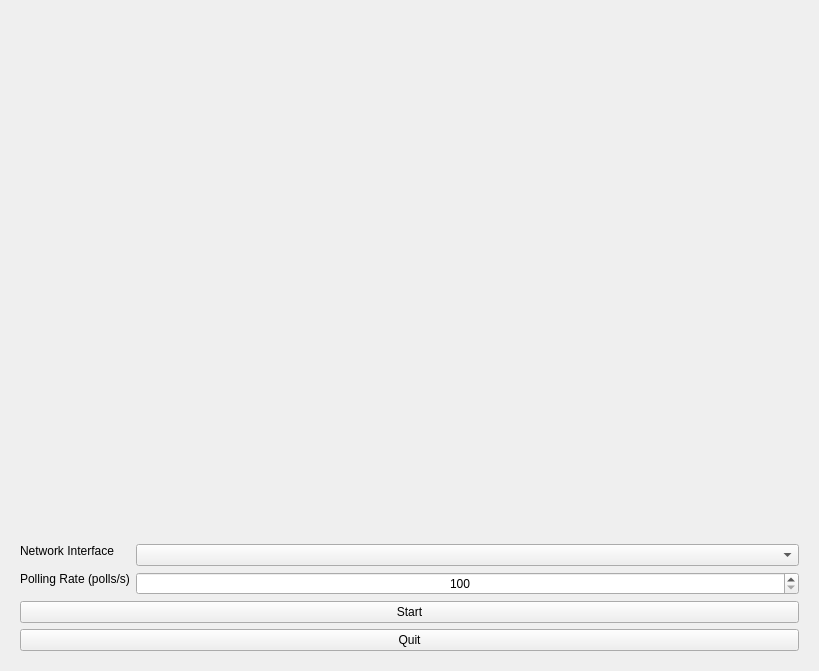
Above: ui/networktransceivermaster.ui from RichardTry/mobile-game-controller-emulator before the change. Below: the same form after it.
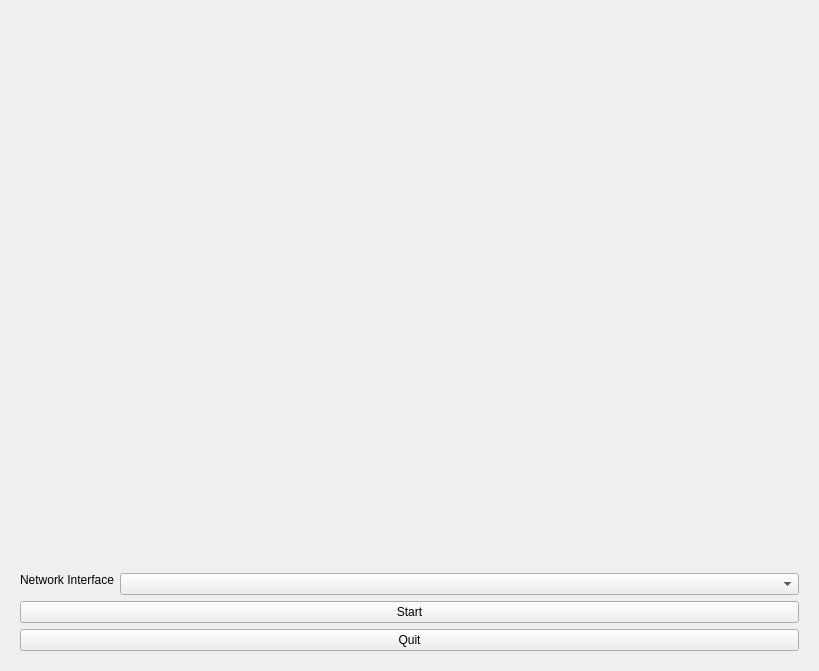
That is the form after the change. Icons and pictures are not drawn.

Commit message: Remove xml module, remove poll rate from networktransceivermaster ui

The edit to the form file:
```diff
--- a/ui/networktransceivermaster.ui
+++ b/ui/networktransceivermaster.ui
@@ -58,35 +58,6 @@
          <item row="0" column="1">
           <widget class="QComboBox" name="networkInterfaceComboBox"/>
          </item>
-         <item row="1" column="0">
-          <widget class="QLabel" name="label">
-           <property name="sizePolicy">
-            <sizepolicy hsizetype="MinimumExpanding" vsizetype="Fixed">
-             <horstretch>0</horstretch>
-             <verstretch>0</verstretch>
-            </sizepolicy>
-           </property>
-           <property name="text">
-            <string>Polling Rate (polls/s)</string>
-           </property>
-           <property name="alignment">
-            <set>Qt::AlignCenter</set>
-           </property>
-          </widget>
-         </item>
-         <item row="1" column="1">
-          <widget class="QSpinBox" name="pollRateSpinBox">
-           <property name="alignment">
-            <set>Qt::AlignCenter</set>
-           </property>
-           <property name="minimum">
-            <number>100</number>
-           </property>
-           <property name="maximum">
-            <number>1000</number>
-           </property>
-          </widget>
-         </item>
         </layout>
        </item>
        <item>
```
The commit also changes 1 other file.
